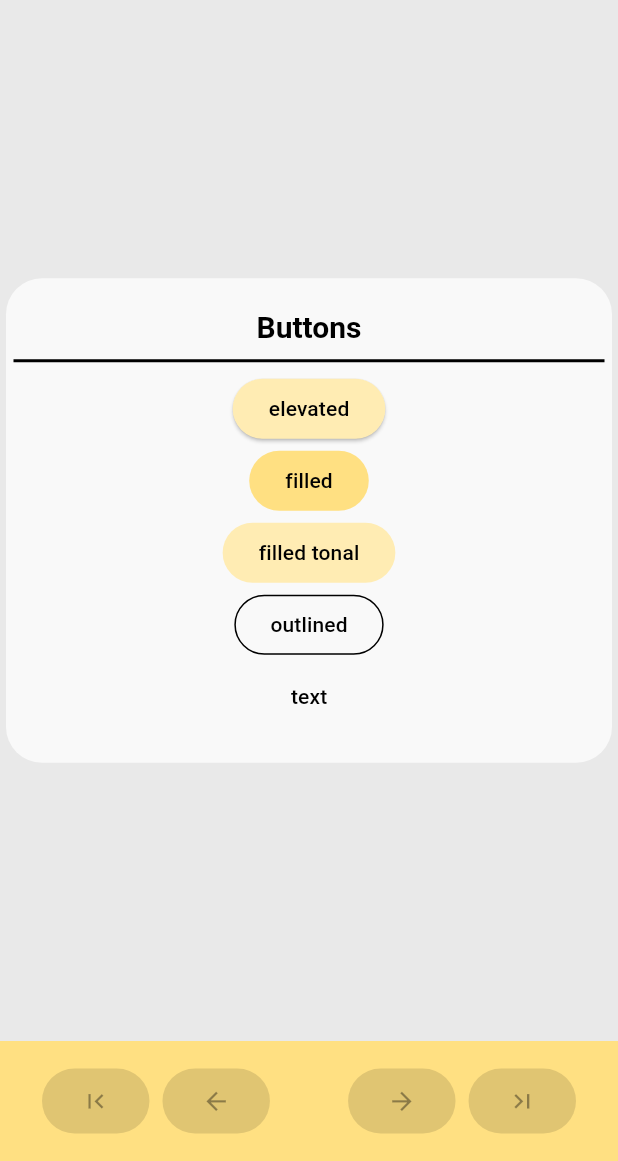
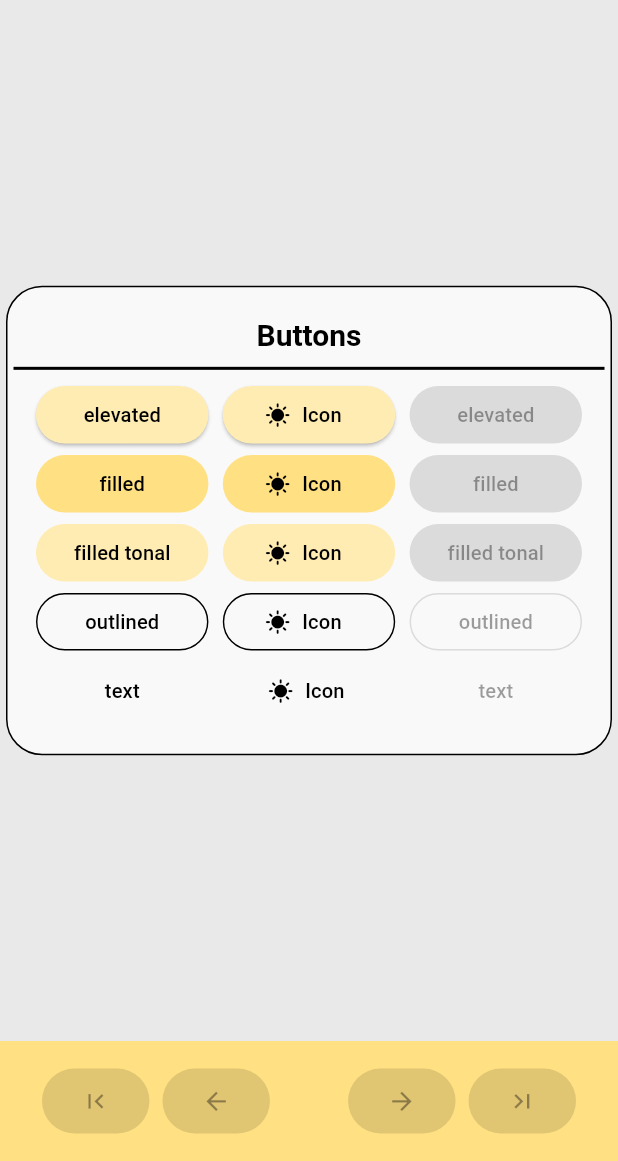
Before and after one commit to JeFrDeSa/playground, a Flutter app: the screen it shows after launch, on a phone screen of 412 x 824 dp, the part 75-1236 px from its top. Run offline on Flutter 3.47's test engine with Material 3 defaults, Android fonts, the light colour scheme and no system bars; our stand-ins replace dartx; Roboto replaces fonts that are missing (LocalAssetFont).

Commit message:
Add button examples to app theme

```diff
--- a/app_theme/lib/app_theme_home_page.dart
+++ b/app_theme/lib/app_theme_home_page.dart
@@ -1,5 +1,5 @@
 import 'package:app/widgets/home_page.dart';
-import 'package:app_theme/widget/theme_group.dart';
+import 'package:app_theme/widget/button_theme_group.dart';
 import 'package:flutter/material.dart';
 
 class _AppThemeHomePageKeys {
@@ -15,14 +15,123 @@ class AppThemeHomePage extends StatelessWidget {
 
   final pages = [
     Center(
-      child: ThemeGroup(
+      child: ButtonThemeGroup(
         title: "Buttons",
-        children: [
-          ElevatedButton(onPressed: () {}, child: const Text("elevated")),
-          FilledButton(onPressed: () {}, child: const Text("filled")),
-          FilledButton.tonal(onPressed: () {}, child: const Text("filled tonal")),
-          OutlinedButton(onPressed: () {}, child: const Text("outlined")),
-          TextButton(onPressed: () {}, child: const Text("text")),
+        buttons: [
+          SizedBox(
+            width: 120,
+            child: ElevatedButton(
+              onPressed: () {},
+              child: const Text("elevated"),
+            ),
+          ),
+          SizedBox(
+            width: 120,
+            child: FilledButton(
+              onPressed: () {},
+              child: const Text("filled"),
+            ),
+          ),
+          SizedBox(
+            width: 120,
+            child: FilledButton.tonal(
+              onPressed: () {},
+              child: const Text("filled tonal"),
+            ),
+          ),
+          SizedBox(
+            width: 120,
+            child: OutlinedButton(
+              onPressed: () {},
+              child: const Text("outlined"),
+            ),
+          ),
+          SizedBox(
+            width: 120,
+            child: TextButton(
+              onPressed: () {},
+              child: const Text("text"),
+            ),
+          ),
+        ],
+        iconButtons: [
+          SizedBox(
+            width: 120,
+            child: ElevatedButton.icon(
+              onPressed: () {},
+              icon: const Icon(Icons.sunny),
+              label: const Text("Icon"),
+            ),
+          ),
+          SizedBox(
+            width: 120,
+            child: FilledButton.icon(
+              onPressed: () {},
+              icon: const Icon(Icons.sunny),
+              label: const Text("Icon"),
+            ),
+          ),
+          SizedBox(
+            width: 120,
+            child: FilledButton.tonalIcon(
+              onPressed: () {},
+              icon: const Icon(Icons.sunny),
+              label: const Text("Icon"),
+            ),
+          ),
+          SizedBox(
+            width: 120,
+            child: OutlinedButton.icon(
+              onPressed: () {},
+              icon: const Icon(Icons.sunny),
+              label: const Text("Icon"),
+            ),
+          ),
+          SizedBox(
+            width: 120,
+            child: TextButton.icon(
+              onPressed: () {},
+              icon: const Icon(Icons.sunny),
+              label: const Text("Icon"),
+            ),
+          ),
+        ],
+        disabledButtons: const [
+          SizedBox(
+            width: 120,
+            child: ElevatedButton(
+              onPressed: null,
+              child: Text("elevated"),
+            ),
+          ),
+          SizedBox(
+            width: 120,
+            child: FilledButton(
+              onPressed: null,
+              child: Text("filled"),
+            ),
+          ),
+          SizedBox(
+            width: 120,
+            child: FilledButton.tonal(
+              onPressed: null,
+              child: Text("filled tonal"),
+            ),
+          ),
+          SizedBox(
+            width: 120,
+            child: OutlinedButton(
+              onPressed: null,
+              child: Text("outlined"),
+            ),
+          ),
+          SizedBox(
+            width: 120,
+            child: TextButton(
+              onPressed: null,
+              child: Text("text"),
+            ),
+          ),
         ],
       ),
     ),
--- /dev/null
+++ b/app_theme/lib/widget/button_theme_group.dart
@@ -0,0 +1,86 @@
+import 'package:flutter/material.dart';
+import 'package:app_theme/ui_properties.dart' as ui_properties;
+
+/// Visually groups the given widgets lists below a title.
+class ButtonThemeGroup extends StatelessWidget {
+  final String title;
+  final List<Widget> buttons;
+  final List<Widget> iconButtons;
+  final List<Widget> disabledButtons;
+
+  /// Creates a widget that visually groups the given widget lists below the
+  /// provided [title]. The entries of the widget lists will be listed based
+  /// on their index row by row.
+  const ButtonThemeGroup({
+    required this.title,
+    required this.buttons,
+    required this.iconButtons,
+    required this.disabledButtons,
+    super.key,
+  });
+
+  @override
+  Widget build(BuildContext context) {
+    final requiredLength = buttons.length;
+    assert(
+      buttons.length == requiredLength &&
+          iconButtons.length == requiredLength &&
+          disabledButtons.length == requiredLength,
+      "Expected an equal list length of the provided button widgets.",
+    );
+
+    return Card(
+      elevation: 0.0,
+      shape: RoundedRectangleBorder(
+        side: BorderSide(
+          color: Theme.of(context).colorScheme.onPrimaryContainer,
+        ),
+        borderRadius: const BorderRadius.all(ui_properties.widgetBoarderRadius),
+      ),
+      child: Padding(
+        padding: const EdgeInsets.symmetric(vertical: 20.0),
+        child: Column(
+          mainAxisSize: MainAxisSize.min,
+          mainAxisAlignment: MainAxisAlignment.center,
+          children: [
+            Text(title, style: Theme.of(context).textTheme.headlineSmall),
+            Divider(
+              thickness: 2.0,
+              indent: 5.0,
+              endIndent: 5.0,
+              color: Theme.of(context).colorScheme.onPrimaryContainer,
+            ),
+            Padding(
+              padding: const EdgeInsets.symmetric(horizontal: 20),
+              child: Column(children: _alignButtons()),
+            ),
+          ],
+        ),
+      ),
+    );
+  }
+
+  List<Widget> _alignButtons() {
+    final rowEntries = <Widget>[];
+
+    for (int i = 0; i < buttons.length; i++) {
+      rowEntries.add(
+        FittedBox(
+          fit: BoxFit.fitWidth,
+          child: Row(
+            mainAxisAlignment: MainAxisAlignment.center,
+            children: [
+              buttons[i],
+              const SizedBox(width: 10.0),
+              iconButtons[i],
+              const SizedBox(width: 10.0),
+              disabledButtons[i],
+            ],
+          ),
+        ),
+      );
+    }
+
+    return rowEntries;
+  }
+}
--- a/app_theme/lib/widget/theme_group.dart
+++ /dev/null
@@ -1,39 +0,0 @@
-import 'package:flutter/material.dart';
-
-/// Creates a widget that visually groups the given [children] in a column below
-/// the provided [title].
-class ThemeGroup extends StatelessWidget {
-  final String title;
-  final List<Widget> children;
-
-  const ThemeGroup({
-    required this.title,
-    required this.children,
-    super.key,
-  });
-
-  @override
-  Widget build(BuildContext context) {
-    return FocusTraversalGroup(
-      child: Card(
-        elevation: 0.0,
-        child: Padding(
-          padding: const EdgeInsets.symmetric(vertical: 20.0),
-          child: Column(
-            mainAxisSize: MainAxisSize.min,
-            children: [
-              Text(title, style: Theme.of(context).textTheme.headlineSmall),
-              Divider(
-                thickness: 2.0,
-                indent: 5.0,
-                endIndent: 5.0,
-                color: Theme.of(context).colorScheme.onPrimaryContainer,
-              ),
-              ...children,
-            ],
-          ),
-        ),
-      ),
-    );
-  }
-}
```
